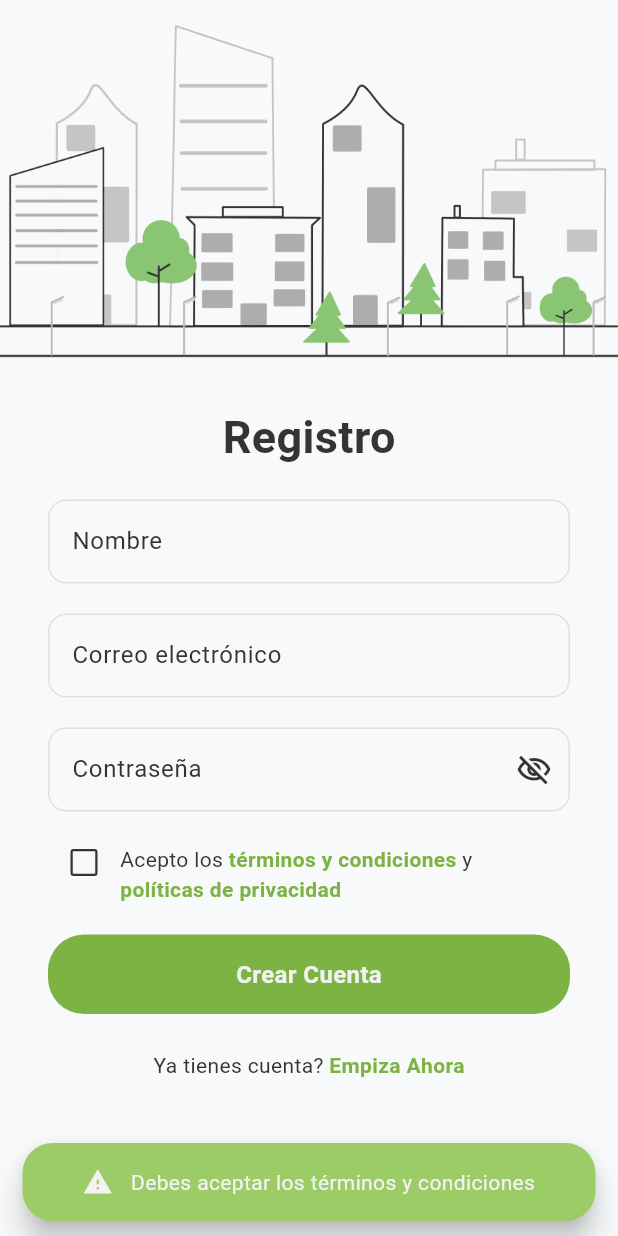
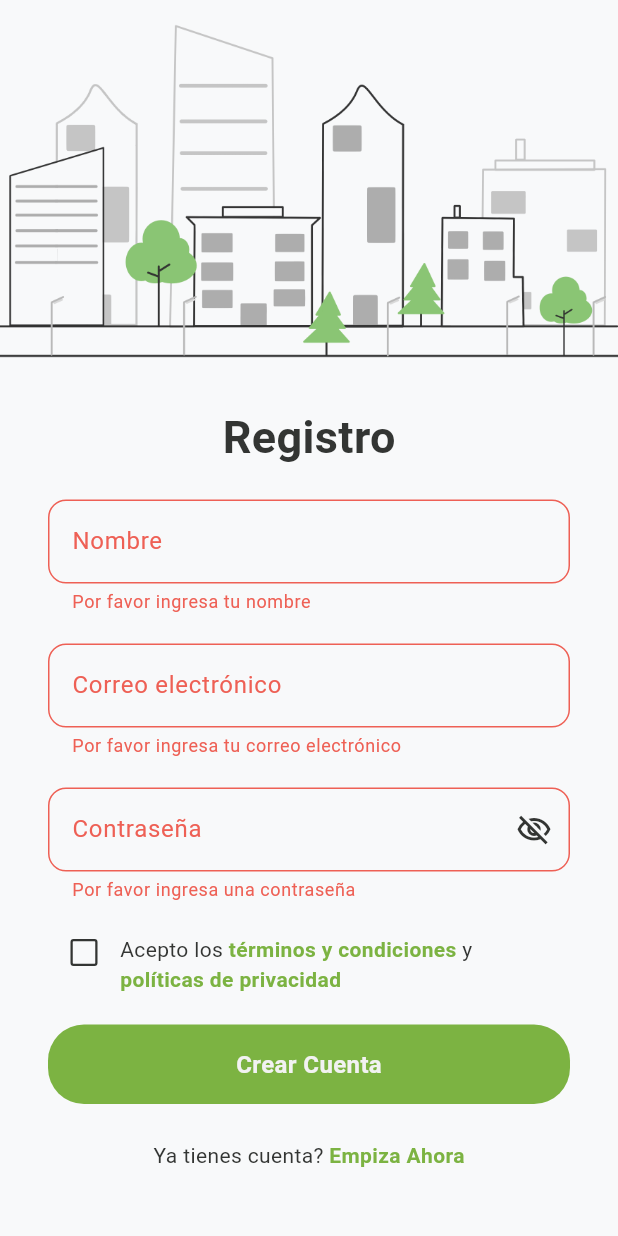
Before and after one commit to EcoDrive-App/Mobile-App, a Flutter app: the SignupPage screen opened by its route, after a tap on "Crear Cuenta", on a phone screen of 412 x 824 dp. Run offline on Flutter 3.47's test engine with Material 3 defaults, Android fonts, the phone set to English and light mode, and no system bars; our stand-ins replace flutter_dotenv, flutter_secure_storage, geocoding, geolocator, google_maps_flutter, shared_preferences; missing offline and left inert: flutter_google_maps_webservices, flutter_polyline_points; accounts and stored records are empty.

Commit message:
trying to fix something

```diff
--- a/lib/components/custom_snack_bar.dart
+++ b/lib/components/custom_snack_bar.dart
@@ -20,11 +20,17 @@ class CustomSnackBar {
     ScaffoldMessenger.of(context).showSnackBar(
       SnackBar(
         content: Row(
-          mainAxisAlignment: MainAxisAlignment.center,
           children: [
             Icon(icon, color: theme.onPrimary, size: 20),
             const SizedBox(width: 12),
-            Text( text, style: TextStyle(color: theme.onPrimary, fontSize: 14),),
+            Expanded(
+              child: Text(
+                text,
+                style: TextStyle(color: theme.onPrimary, fontSize: 14),
+                overflow: TextOverflow.ellipsis,
+                maxLines: 2,
+              ),
+            ),
           ],
         ),
         behavior: SnackBarBehavior.floating,
--- a/lib/pages/signup_page.dart
+++ b/lib/pages/signup_page.dart
@@ -19,8 +19,43 @@ class _SignupPageState extends State<SignupPage> {
   bool _acceptTerms = false;
   bool _hasError = false;
   bool _obscurePassword = true;
+  final _formKey = GlobalKey<FormState>();
+
+  String? _validateName(String? value) {
+    if (value == null || value.isEmpty) {
+      return 'Por favor ingresa tu nombre';
+    }
+    if (value.length < 2) {
+      return 'El nombre debe tener al menos 2 caracteres';
+    }
+    return null;
+  }
+
+  String? _validateEmail(String? value) {
+    if (value == null || value.isEmpty) {
+      return 'Por favor ingresa tu correo electrónico';
+    }
+    if (!value.contains('@') || !value.contains('.')) {
+      return 'Por favor ingresa un correo electrónico válido';
+    }
+    return null;
+  }
+
+  String? _validatePassword(String? value) {
+    if (value == null || value.isEmpty) {
+      return 'Por favor ingresa una contraseña';
+    }
+    if (value.length < 6) {
+      return 'La contraseña debe tener al menos 6 caracteres';
+    }
+    return null;
+  }
 
   void _signup() async {
+    if (!_formKey.currentState!.validate()) {
+      return;
+    }
+
     if (!_acceptTerms) {
       CustomSnackBar.show(context: context, text: 'Debes aceptar los términos y condiciones', icon: Icons.warning_outlined);
       return;
@@ -55,6 +90,12 @@ class _SignupPageState extends State<SignupPage> {
         setState(() {
           _hasError = true;
         });
+        CustomSnackBar.show(
+          context: context,
+          text: 'Error al crear la cuenta. Por favor intenta nuevamente.',
+          icon: Icons.error_outline,
+          backgroundColor: Colors.red,
+        );
       }
     }
   }
@@ -97,6 +138,8 @@ class _SignupPageState extends State<SignupPage> {
 
             Padding(
               padding: const EdgeInsets.only(left: 32.0, right: 32.0, top: 20),
+              child: Form(
+                key: _formKey,
                 child: Column(
                   children: [
                     Text(
@@ -124,6 +167,7 @@ class _SignupPageState extends State<SignupPage> {
                     ),
                     keyboardType: TextInputType.name,
                     textInputAction: TextInputAction.next,
+                    validator: _validateName,
                   ),
 
                     const SizedBox(height: 20),
@@ -144,6 +188,7 @@ class _SignupPageState extends State<SignupPage> {
                     ),
                     keyboardType: TextInputType.emailAddress,
                     textInputAction: TextInputAction.next,
+                    validator: _validateEmail,
                   ),
 
                     const SizedBox(height: 20),
@@ -174,18 +219,7 @@ class _SignupPageState extends State<SignupPage> {
                       ),
                     ),
                     obscureText: _obscurePassword,
-                  ),
-
-                  if (_hasError)
-                    Align(
-                      alignment: Alignment.centerRight,
-                      child: Text(
-                        'Error al crear la cuenta',
-                        style: TextStyle(
-                          color: Colors.red,
-                          fontSize: 14,
-                        ),
-                      ),
+                    validator: _validatePassword,
                   ),
 
                   const SizedBox(height: 10),
@@ -285,6 +319,7 @@ class _SignupPageState extends State<SignupPage> {
                   ],
                 ),
               ),
+            ),
           ],
         ),
       ),
```
Also changed, not shown: lib/pages/login_page.dart (+30 -0 lines). Lines whose indentation alone changed are shown as unchanged.
